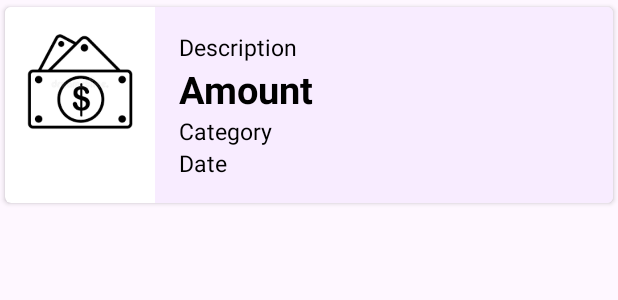
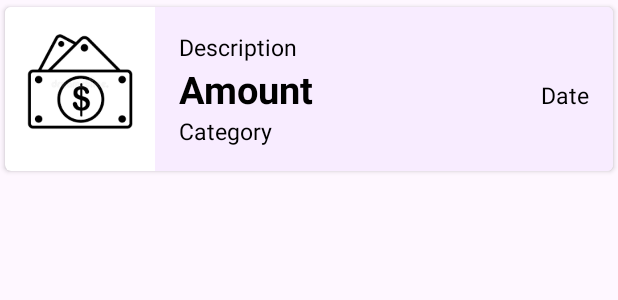
Before and after one commit to Dvaxinator/ExpenseTracker, an Android app: the layout list_expenses.xml on its own in the app's theme, with its tools: preview values and no code run, on a phone screen of 412 x 824 dp. Shown: the top 300 px of the screen. Run offline under Robolectric (Android 15) with nearby library versions, the phone set to English and light mode, and no system bars.

Commit message:
Some UI changes

```diff
--- a/app/src/main/res/layout/list_expenses.xml
+++ b/app/src/main/res/layout/list_expenses.xml
@@ -9,7 +9,7 @@
     <androidx.cardview.widget.CardView
         android:id="@+id/card_view"
         android:layout_width="match_parent"
-        android:layout_height="match_parent"
+        android:layout_height="wrap_content"
         app:cardCornerRadius="4dp"
         app:cardUseCompatPadding="true">
 
@@ -43,14 +43,30 @@
                     android:textSize="15sp"
                     android:text="Description" />
 
+                <LinearLayout
+                    android:layout_width="match_parent"
+                    android:layout_height="wrap_content"
+                    android:orientation="horizontal">
+
                     <TextView
                         android:id="@+id/card_amount"
-                    android:layout_width="wrap_content"
+                        android:layout_width="0dp"
                         android:layout_height="wrap_content"
+                        android:layout_weight="1"
                         android:textColor="@color/black"
                         android:textStyle="bold"
                         android:textSize="25sp"
                         android:text="Amount" />
+
+                    <TextView
+                        android:id="@+id/card_date"
+                        android:layout_width="wrap_content"
+                        android:layout_height="wrap_content"
+                        android:textColor="@color/black"
+                        android:textSize="15sp"
+                        android:text="Date"
+                        android:gravity="right"/>
+                </LinearLayout>
 
                 <TextView
                     android:id="@+id/card_category"
@@ -59,14 +75,6 @@
                     android:textColor="@color/black"
                     android:textSize="15sp"
                     android:text="Category" />
-
-                <TextView
-                    android:id="@+id/card_date"
-                    android:layout_width="wrap_content"
-                    android:layout_height="wrap_content"
-                    android:textColor="@color/black"
-                    android:textSize="15sp"
-                    android:text="Date" />
             </LinearLayout>
         </LinearLayout>
     </androidx.cardview.widget.CardView>
```
Lines whose indentation alone changed are shown as unchanged.
